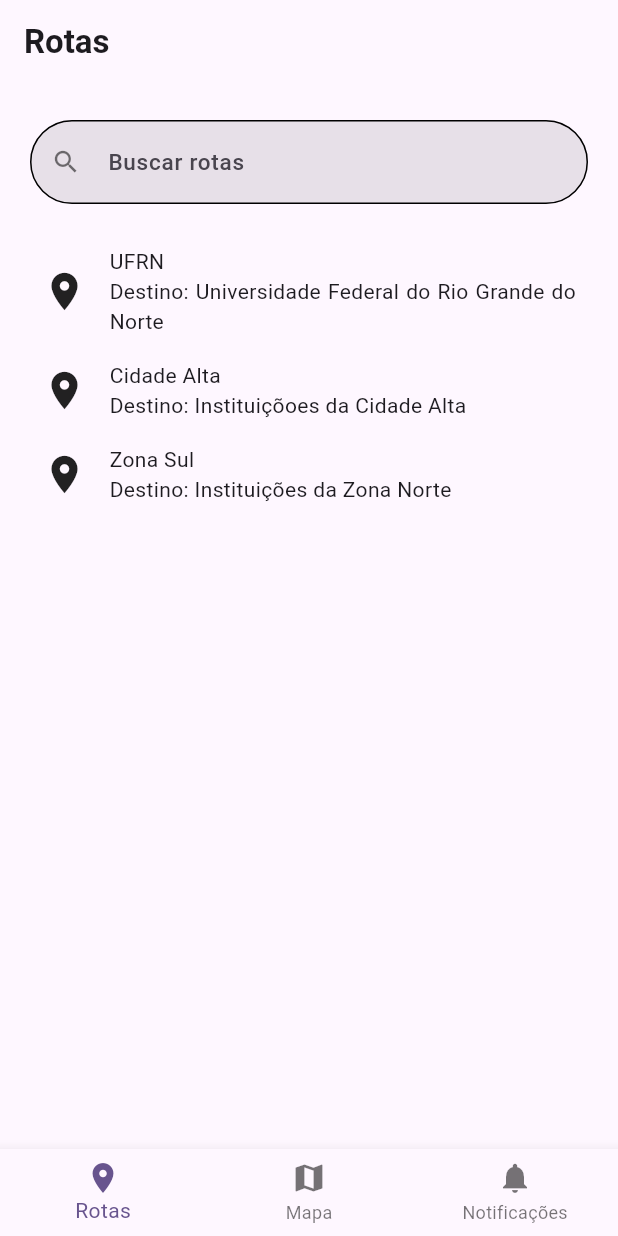
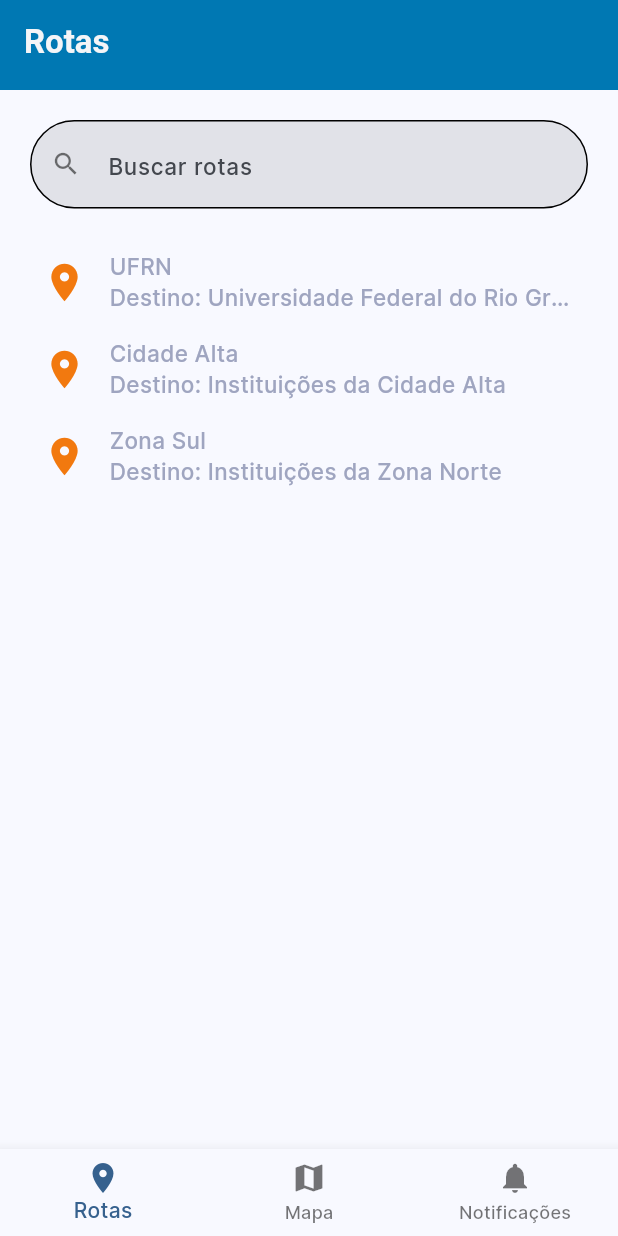
Before and after one commit to raixasantos/unibus, a Flutter app: the screen it shows after launch, after a tap on "Login", on a phone screen of 412 x 824 dp. Run offline on Flutter 3.47's test engine with Material 2 defaults, Android fonts, the light colour scheme and no system bars; our stand-ins replace geolocator, google_maps_flutter.

Commit message:
feat: theme data

```diff
--- /dev/null
+++ b/lib/constants/colors.dart
@@ -0,0 +1,8 @@
+import 'dart:ui';
+
+const Color primary = Color(0xFF0078B3);
+const Color secondary = Color(0xFFF2790F);
+const Color mainText = Color(0xFF2E3E5C);
+const Color secondaryText = Color(0xFF9FA5C0);
+const Color outline = Color(0xFFD0DBEA);
+const Color form = Color(0xFFF4F5F7);
--- a/lib/data/data.dart
+++ b/lib/data/data.dart
@@ -27,7 +27,7 @@
       numBus: 4),
   RouteBus(
       name: "Cidade Alta",
-      description: "Destino: Instituiçõoes da Cidade Alta",
+      description: "Destino: Instituições da Cidade Alta",
       numBus: 2),
   RouteBus(
       name: "Zona Sul",
--- a/lib/main.dart
+++ b/lib/main.dart
@@ -1,5 +1,6 @@
 import 'package:flutter/material.dart';
 import 'package:unibus/screens/login.dart';
+import 'package:unibus/theme.dart';
 
 void main() => runApp(const MyApp());
 
@@ -15,10 +16,7 @@
   Widget build(BuildContext context) {
     return MaterialApp(
       title: 'Flutter Demo',
-      theme: ThemeData(
-        colorScheme: ColorScheme.fromSeed(seedColor: Colors.deepPurple),
-        useMaterial3: true,
-      ),
+      theme: lightTheme,
       home: const Login(),
     );
   }
--- a/lib/screens/login.dart
+++ b/lib/screens/login.dart
@@ -24,6 +24,8 @@
             child: Card(
               margin: EdgeInsets.all(10),
               elevation: 3,
+              child: Padding(
+                padding: const EdgeInsets.all(20),
                 child: Column(
                   mainAxisAlignment: MainAxisAlignment.center,
                   children: [
@@ -36,6 +38,7 @@
                 ),
               ),
             ),
+          ),
         )
       ]),
     );
--- /dev/null
+++ b/lib/screens/search.dart
@@ -0,0 +1,15 @@
+import 'package:flutter/material.dart';
+
+class SearchScreen extends StatefulWidget {
+  const SearchScreen({super.key});
+
+  @override
+  State<SearchScreen> createState() => _SearchScreenState();
+}
+
+class _SearchScreenState extends State<SearchScreen> {
+  @override
+  Widget build(BuildContext context) {
+    return Container();
+  }
+}
--- a/lib/screens/taps/notification_tap.dart
+++ b/lib/screens/taps/notification_tap.dart
@@ -20,8 +20,7 @@
 
   @override
   Widget build(BuildContext context) {
-    return SafeArea(
-        child: Scaffold(
+    return Scaffold(
       appBar: const CustomAppBar(
         title: "Notificações",
       ),
@@ -31,8 +30,10 @@
           child: Column(
             crossAxisAlignment: CrossAxisAlignment.start,
             children: [
-              const Text("Hoje"),
-              const SizedBox(height: 15),
+              const Padding(
+                padding: EdgeInsets.symmetric(vertical: 15),
+                child: Text("Hoje"),
+              ),
               ListView.builder(
                   shrinkWrap: true,
                   physics: const NeverScrollableScrollPhysics(),
@@ -63,6 +64,6 @@
           ),
         ),
       ),
-    ));
+    );
   }
 }
--- a/lib/screens/taps/routes_tap.dart
+++ b/lib/screens/taps/routes_tap.dart
@@ -1,5 +1,6 @@
 import 'package:flutter/material.dart';
 import 'package:unibus/data/data.dart';
+import 'package:unibus/models/route_bus.dart';
 import 'package:unibus/widgets/custom_app_bar.dart';
 import 'package:unibus/widgets/custom_route_card.dart';
 import 'package:unibus/widgets/custom_text_form_field.dart';
@@ -13,11 +14,11 @@
 
 class _RoutesState extends State<Routes> {
   TextEditingController searchController = TextEditingController();
+  List<RouteBus> routesBus = routes;
 
   @override
   Widget build(BuildContext context) {
-    return SafeArea(
-      child: Scaffold(
+    return Scaffold(
       appBar: const CustomAppBar(
         title: "Rotas",
       ),
@@ -26,26 +27,23 @@
           padding: const EdgeInsets.only(left: 20, right: 20),
           child:
               Column(crossAxisAlignment: CrossAxisAlignment.start, children: [
-              InkWell(
-                child: CustomTextFormField(
+            CustomTextFormField(
               hint: "Buscar rotas",
               prefixIcon: Icons.search,
               controller: searchController,
               filled: true,
             ),
-              ),
             ListView.builder(
                 shrinkWrap: true,
                 physics: const NeverScrollableScrollPhysics(),
-                  itemCount: routes.length,
+                itemCount: routesBus.length,
                 itemBuilder: (context, index) {
-                    final route = routes[index];
+                  final route = routesBus[index];
                   return RouteCard(route);
                 }),
           ]),
         ),
       ),
-      ),
     );
   }
 }
--- /dev/null
+++ b/lib/theme.dart
@@ -0,0 +1,44 @@
+import 'package:flutter/material.dart';
+import 'package:unibus/constants/colors.dart';
+
+ThemeData lightTheme = ThemeData(
+  brightness: Brightness.light,
+  useMaterial3: true,
+  textTheme: const TextTheme(
+    displayLarge: TextStyle(
+        color: mainText,
+        fontFamily: 'Inter',
+        fontSize: 32,
+        fontWeight: FontWeight.bold),
+    displayMedium: TextStyle(
+        color: mainText,
+        fontFamily: 'Inter',
+        fontSize: 18,
+        fontWeight: FontWeight.bold),
+    displaySmall: TextStyle(
+        color: mainText,
+        fontFamily: 'Inter',
+        fontSize: 15,
+        fontWeight: FontWeight.bold),
+    bodyLarge: TextStyle(
+        fontFamily: 'Inter',
+        fontSize: 18,
+        color: secondaryText,
+        fontWeight: FontWeight.w500),
+    bodyMedium: TextStyle(
+        fontFamily: 'Inter',
+        fontSize: 15,
+        color: secondaryText,
+        fontWeight: FontWeight.w500),
+    bodySmall: TextStyle(
+        fontFamily: 'Inter',
+        fontSize: 12,
+        color: secondaryText,
+        fontWeight: FontWeight.w500),
+  ),
+  appBarTheme: const AppBarTheme(
+    color: primary,
+    iconTheme: IconThemeData(color: Colors.white),
+  ),
+  colorScheme: ColorScheme.fromSeed(seedColor: Colors.blue),
+);
--- a/lib/widgets/custom_advice_notification.dart
+++ b/lib/widgets/custom_advice_notification.dart
@@ -1,4 +1,5 @@
 import 'package:flutter/material.dart';
+import 'package:unibus/constants/colors.dart';
 import 'package:unibus/models/advice_notification.dart';
 
 class CustomAdviceNotification extends StatelessWidget {
@@ -13,6 +14,7 @@
       child: Row(
         children: [
           const Icon(
+            color: secondary,
             Icons.bus_alert,
             size: 30,
           ),
--- a/lib/widgets/custom_app_bar.dart
+++ b/lib/widgets/custom_app_bar.dart
@@ -1,4 +1,5 @@
 import 'package:flutter/material.dart';
+import 'package:unibus/constants/colors.dart';
 
 class CustomAppBar extends StatelessWidget implements PreferredSizeWidget {
   const CustomAppBar(
@@ -12,7 +13,8 @@
   Widget build(BuildContext context) {
     return AppBar(
       title: titleWidget ??
-          Text(title, style: const TextStyle(fontWeight: FontWeight.bold)),
+          Text(title,
+              style: const TextStyle(fontWeight: FontWeight.bold, color: form)),
       automaticallyImplyLeading: false,
     );
   }
--- a/lib/widgets/custom_route_card.dart
+++ b/lib/widgets/custom_route_card.dart
@@ -1,4 +1,5 @@
 import 'package:flutter/material.dart';
+import 'package:unibus/constants/colors.dart';
 import 'package:unibus/models/route_bus.dart';
 
 class RouteCard extends StatelessWidget {
@@ -13,6 +14,7 @@
       child: Row(
         children: [
           const Icon(
+            color: secondary,
             Icons.location_on,
             size: 30,
           ),
@@ -29,7 +31,7 @@
                 ),
                 Text(
                   route.description,
-                  overflow: TextOverflow.visible,
+                  overflow: TextOverflow.ellipsis,
                   textAlign: TextAlign.justify,
                 ),
               ],
```
Also changed, not shown: pubspec.yaml (+13 -12 lines), assets/fonts/Inter/Inter-Bold.ttf (added), assets/fonts/Inter/Inter-Medium.ttf (added), assets/fonts/Inter/Inter-Regular.ttf (added), assets/fonts/Nunito_Sans/NunitoSans_10pt-Bold.ttf (added), assets/fonts/Nunito_Sans/NunitoSans_10pt-Italic.ttf (added), assets/fonts/Nunito_Sans/NunitoSans_10pt-Medium.ttf (added), assets/fonts/Nunito_Sans/NunitoSans_10pt-Regular.ttf (added). Lines whose indentation alone changed are shown as unchanged.
